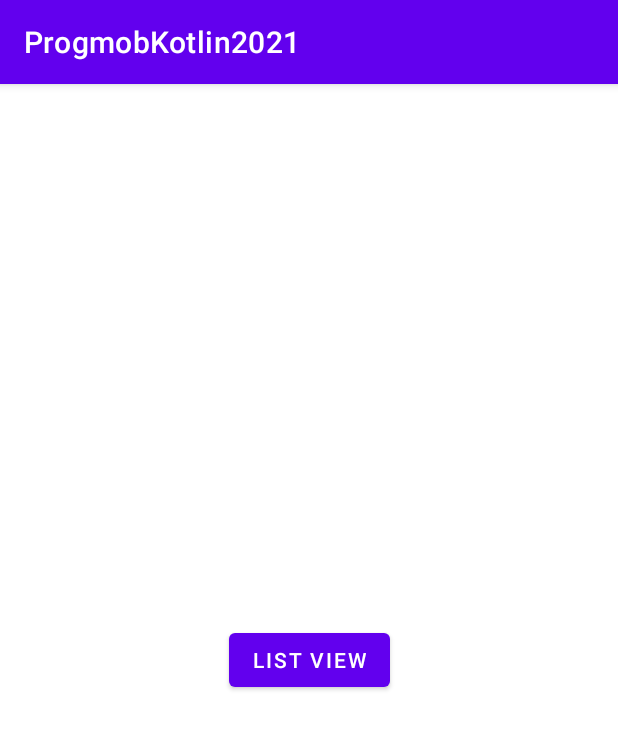
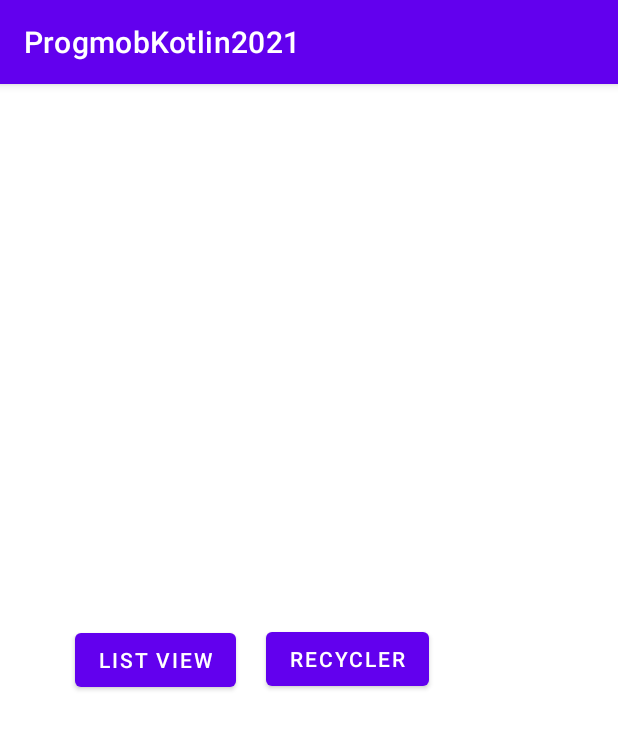
Before and after one commit to estersiwu/progmobKotlin2021, an Android app: the screen it shows after launch (SampleList), on a phone screen of 412 x 824 dp. Shown: the top 729 px of the screen. Run offline under Robolectric (Android 15) with nearby library versions, the phone set to English and light mode, and no system bars.

Commit message:
SELESAI MODUL RECYCLER VIEW

```diff
--- a/app/build.gradle
+++ b/app/build.gradle
@@ -50,4 +50,5 @@ dependencies {
     testImplementation 'junit:junit:4.+'
     androidTestImplementation 'androidx.test.ext:junit:1.1.2'
     androidTestImplementation 'androidx.test.espresso:espresso-core:3.3.0'
+    implementation "androidx.recyclerview:recyclerview:1.2.1"
 }
--- a/app/src/main/AndroidManifest.xml
+++ b/app/src/main/AndroidManifest.xml
@@ -9,7 +9,7 @@
         android:roundIcon="@mipmap/ic_launcher_round"
         android:supportsRtl="true"
         android:theme="@style/Theme.ProgmobKotlin2021">
-        <activity android:name=".DaftarLahanPetaniList"></activity>
+        <activity android:name=".SampleRecyclerView"></activity>
         <activity android:name=".SampleListView" />
         <activity android:name=".SampleList">
             <intent-filter>
@@ -30,7 +30,7 @@
             android:label="Help Activity" />
         <activity
             android:name=".MainActivity"
-            android:label="Main Activity"></activity>
+            android:label="Main Activity" />
     </application>
 
 </manifest>
--- a/app/src/main/java/com/example/progmobkotlin2021/SampleList.kt
+++ b/app/src/main/java/com/example/progmobkotlin2021/SampleList.kt
@@ -5,20 +5,30 @@ import androidx.appcompat.app.AppCompatActivity
 import android.os.Bundle
 import android.view.View
 import android.widget.Button
+import androidx.recyclerview.widget.LinearLayoutManager
+import androidx.recyclerview.widget.RecyclerView
+import com.example.progmobkotlin2021.adapter.PetaniAdapter
+import com.example.progmobkotlin2021.model.Petani
 
 class SampleList : AppCompatActivity() {
-
     lateinit var btnShowList : Button
+    lateinit var btnSampleRV : Button
 
     override fun onCreate(savedInstanceState: Bundle?) {
         super.onCreate(savedInstanceState)
         setContentView(R.layout.activity_sample_list)
 
         btnShowList = findViewById(R.id.btnShowList)
+        btnSampleRV = findViewById(R.id.btnSampleRV)
 
         btnShowList.setOnClickListener(View.OnClickListener { view ->
             var intent = Intent(this@SampleList, SampleListView::class.java)
             startActivity(intent)
         })
+
+        btnSampleRV.setOnClickListener(View.OnClickListener { view ->
+            var intent = Intent(this@SampleList, SampleRecyclerView::class.java)
+            startActivity(intent)
+        })
     }
 }
--- a/app/src/main/java/com/example/progmobkotlin2021/SampleListView.kt
+++ b/app/src/main/java/com/example/progmobkotlin2021/SampleListView.kt
@@ -31,7 +31,6 @@ class SampleListView : AppCompatActivity() {
         val inflater = menuInflater
         inflater.inflate(R.menu.menu_sample_list_view, menu)
     }
-
 
     override fun onCreate(savedInstanceState: Bundle?) {
         super.onCreate(savedInstanceState)
--- a/app/src/main/res/layout/activity_sample_list.xml
+++ b/app/src/main/res/layout/activity_sample_list.xml
@@ -13,6 +13,19 @@
         android:text="List View"
         app:layout_constraintBottom_toBottomOf="parent"
         app:layout_constraintEnd_toEndOf="parent"
+        app:layout_constraintHorizontal_bias="0.164"
         app:layout_constraintStart_toStartOf="parent"
         app:layout_constraintTop_toTopOf="parent" />
+
+    <Button
+        android:id="@+id/btnSampleRV"
+        android:layout_width="wrap_content"
+        android:layout_height="wrap_content"
+        android:text="Recycler"
+        app:layout_constraintBottom_toBottomOf="parent"
+        app:layout_constraintEnd_toEndOf="parent"
+        app:layout_constraintHorizontal_bias="0.137"
+        app:layout_constraintStart_toEndOf="@+id/btnShowList"
+        app:layout_constraintTop_toTopOf="parent"
+        app:layout_constraintVertical_bias="0.499" />
 </androidx.constraintlayout.widget.ConstraintLayout>
```
Also changed, not shown: app/src/main/java/com/example/progmobkotlin2021/SampleRecyclerView.kt (added, +35 -0 lines), app/src/main/java/com/example/progmobkotlin2021/adapter/PetaniAdapter.kt (added, +44 -0 lines), app/src/main/java/com/example/progmobkotlin2021/model/Petani.kt (added, +9 -0 lines), app/src/main/res/layout/activity_sample_recycler_view.xml (added, +17 -0 lines), app/src/main/res/layout/rv_item_dutatani.xml (added, +37 -0 lines).
